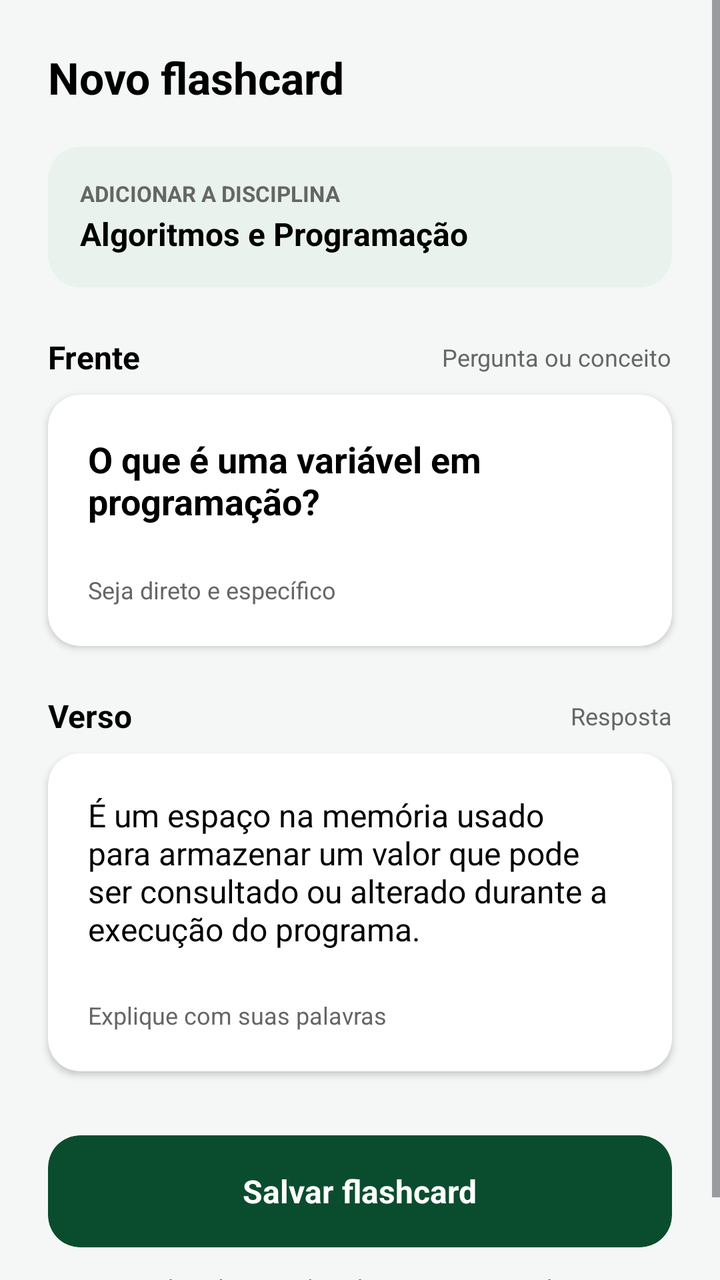
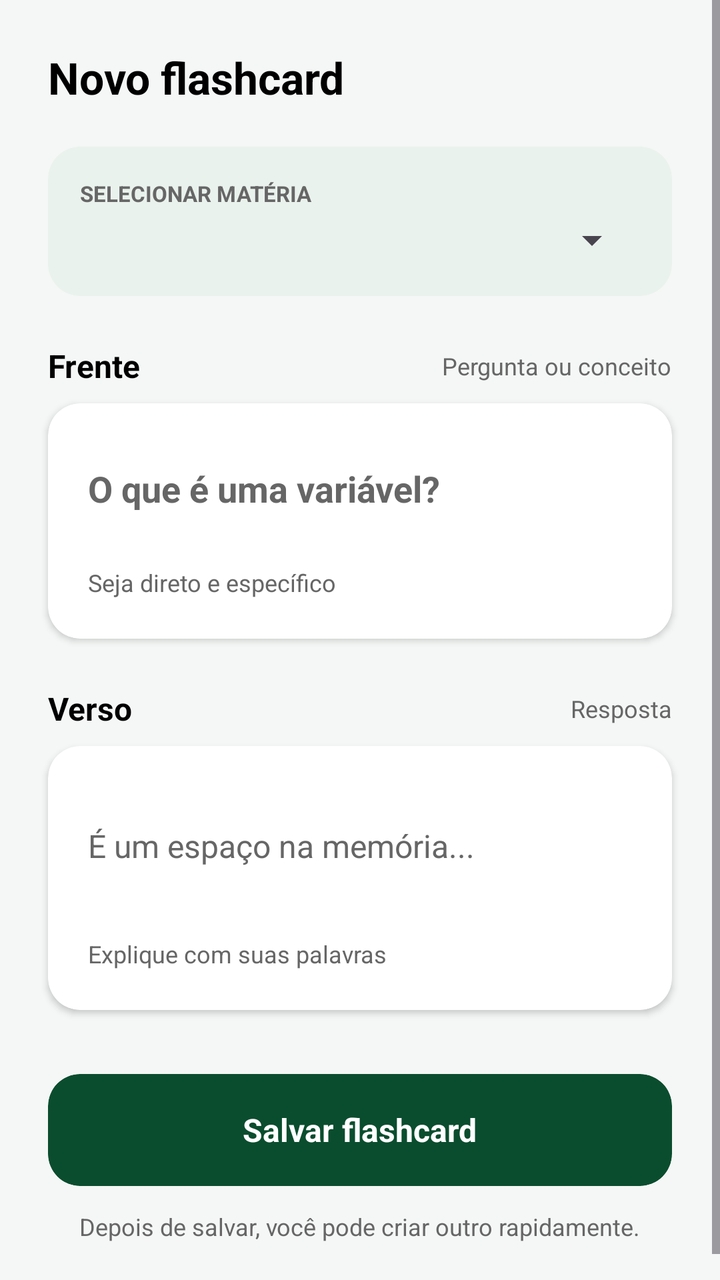

The first picture is an Android layout as it rendered before a commit; the second is the same layout after the commit. The layout source and the unified diff follow.
<!-- AndroidManifest.xml: application theme Theme.IFlashcards -->
<!-- res/layout/activity_criar_flashcard.xml -->
<?xml version="1.0" encoding="utf-8"?>
<androidx.constraintlayout.widget.ConstraintLayout xmlns:android="http://schemas.android.com/apk/res/android"
    xmlns:app="http://schemas.android.com/apk/res-auto"
    xmlns:tools="http://schemas.android.com/tools"
    android:id="@+id/main"
    android:layout_width="match_parent"
    android:layout_height="match_parent"
    android:background="@color/background_light"
    tools:context=".CriarFlashcard">

    <ScrollView
        android:layout_width="0dp"
        android:layout_height="0dp"
        android:fillViewport="true"
        app:layout_constraintBottom_toBottomOf="parent"
        app:layout_constraintEnd_toEndOf="parent"
        app:layout_constraintStart_toStartOf="parent"
        app:layout_constraintTop_toTopOf="parent">

        <androidx.constraintlayout.widget.ConstraintLayout
            android:layout_width="match_parent"
            android:layout_height="wrap_content"
            android:paddingBottom="32dp">

            
            <TextView
                android:id="@+id/txtTituloTela"
                android:layout_width="wrap_content"
                android:layout_height="wrap_content"
                android:layout_marginStart="24dp"
                android:layout_marginTop="24dp"
                android:text="Novo flashcard"
                android:textColor="@color/black"
                android:textSize="22sp"
                android:textStyle="bold"
                app:layout_constraintStart_toStartOf="parent"
                app:layout_constraintTop_toTopOf="parent" />

            
            <androidx.cardview.widget.CardView
                android:id="@+id/cardDisciplina"
                android:layout_width="0dp"
                android:layout_height="wrap_content"
                android:layout_marginStart="24dp"
                android:layout_marginTop="20dp"
                android:layout_marginEnd="24dp"
                app:cardBackgroundColor="@color/action_card_bg"
                app:cardCornerRadius="16dp"
                app:cardElevation="0dp"
                app:layout_constraintEnd_toEndOf="parent"
                app:layout_constraintStart_toStartOf="parent"
                app:layout_constraintTop_toBottomOf="@id/txtTituloTela">

                <androidx.constraintlayout.widget.ConstraintLayout
                    android:layout_width="match_parent"
                    android:layout_height="wrap_content"
                    android:padding="16dp">

                    <LinearLayout
                        android:layout_width="0dp"
                        android:layout_height="wrap_content"
                        android:orientation="vertical"
                        app:layout_constraintBottom_toBottomOf="parent"
                        app:layout_constraintStart_toStartOf="parent"
                        app:layout_constraintTop_toTopOf="parent">

                        <TextView
                            android:layout_width="wrap_content"
                            android:layout_height="wrap_content"
                            android:text="ADICIONAR A DISCIPLINA"
                            android:textColor="@color/text_muted"
                            android:textSize="11sp"
                            android:textStyle="bold" />

                        <TextView
                            android:layout_width="wrap_content"
                            android:layout_height="wrap_content"
                            android:layout_marginTop="2dp"
                            android:text="Algoritmos e Programação"
                            android:textColor="@color/black"
                            android:textSize="16sp"
                            android:textStyle="bold" />
                    </LinearLayout>

                </androidx.constraintlayout.widget.ConstraintLayout>
            </androidx.cardview.widget.CardView>

            
            <TextView
                android:id="@+id/txtLabelFrente"
                android:layout_width="wrap_content"
                android:layout_height="wrap_content"
                android:layout_marginStart="24dp"
                android:layout_marginTop="24dp"
                android:text="Frente"
                android:textColor="@color/black"
                android:textSize="16sp"
                android:textStyle="bold"
                app:layout_constraintStart_toStartOf="parent"
                app:layout_constraintTop_toBottomOf="@id/cardDisciplina" />

            <TextView
                android:layout_width="wrap_content"
                android:layout_height="wrap_content"
                android:layout_marginEnd="24dp"
                android:text="Pergunta ou conceito"
                android:textColor="@color/text_muted"
                android:textSize="12sp"
                app:layout_constraintBottom_toBottomOf="@id/txtLabelFrente"
                app:layout_constraintEnd_toEndOf="parent"
                app:layout_constraintTop_toTopOf="@id/txtLabelFrente" />

            
            <androidx.cardview.widget.CardView
                android:id="@+id/cardFrente"
                android:layout_width="0dp"
                android:layout_height="wrap_content"
                android:layout_marginStart="24dp"
                android:layout_marginTop="8dp"
                android:layout_marginEnd="24dp"
                app:cardBackgroundColor="@color/white"
                app:cardCornerRadius="16dp"
                app:cardElevation="2dp"
                app:layout_constraintEnd_toEndOf="parent"
                app:layout_constraintStart_toStartOf="parent"
                app:layout_constraintTop_toBottomOf="@id/txtLabelFrente">

                <LinearLayout
                    android:layout_width="match_parent"
                    android:layout_height="wrap_content"
                    android:orientation="vertical"
                    android:padding="20dp">

                    <TextView
                        android:layout_width="match_parent"
                        android:layout_height="wrap_content"
                        android:text="O que é uma variável em programação?"
                        android:textColor="@color/black"
                        android:textSize="18sp"
                        android:textStyle="bold" />

                    <TextView
                        android:layout_width="match_parent"
                        android:layout_height="wrap_content"
                        android:layout_marginTop="24dp"
                        android:text="Seja direto e específico"
                        android:textColor="@color/text_muted"
                        android:textSize="12sp" />
                </LinearLayout>
            </androidx.cardview.widget.CardView>

            
            <TextView
                android:id="@+id/txtLabelVerso"
                android:layout_width="wrap_content"
                android:layout_height="wrap_content"
                android:layout_marginStart="24dp"
                android:layout_marginTop="24dp"
                android:text="Verso"
                android:textColor="@color/black"
                android:textSize="16sp"
                android:textStyle="bold"
                app:layout_constraintStart_toStartOf="parent"
                app:layout_constraintTop_toBottomOf="@id/cardFrente" />

            <TextView
                android:layout_width="wrap_content"
                android:layout_height="wrap_content"
                android:layout_marginEnd="24dp"
                android:text="Resposta"
                android:textColor="@color/text_muted"
                android:textSize="12sp"
                app:layout_constraintBottom_toBottomOf="@id/txtLabelVerso"
                app:layout_constraintEnd_toEndOf="parent"
                app:layout_constraintTop_toTopOf="@id/txtLabelVerso" />

            
            <androidx.cardview.widget.CardView
                android:id="@+id/cardVerso"
                android:layout_width="0dp"
                android:layout_height="wrap_content"
                android:layout_marginStart="24dp"
                android:layout_marginTop="8dp"
                android:layout_marginEnd="24dp"
                app:cardBackgroundColor="@color/white"
                app:cardCornerRadius="16dp"
                app:cardElevation="2dp"
                app:layout_constraintEnd_toEndOf="parent"
                app:layout_constraintStart_toStartOf="parent"
                app:layout_constraintTop_toBottomOf="@id/txtLabelVerso">

                <LinearLayout
                    android:layout_width="match_parent"
                    android:layout_height="wrap_content"
                    android:orientation="vertical"
                    android:padding="20dp">

                    <TextView
                        android:layout_width="match_parent"
                        android:layout_height="wrap_content"
                        android:text="É um espaço na memória usado para armazenar um valor que pode ser consultado ou alterado durante a execução do programa."
                        android:textColor="@color/black"
                        android:textSize="16sp" />

                    <TextView
                        android:layout_width="match_parent"
                        android:layout_height="wrap_content"
                        android:layout_marginTop="24dp"
                        android:text="Explique com suas palavras"
                        android:textColor="@color/text_muted"
                        android:textSize="12sp" />
                </LinearLayout>
            </androidx.cardview.widget.CardView>

            
            <androidx.cardview.widget.CardView
                android:id="@+id/cardSalvar"
                android:layout_width="0dp"
                android:layout_height="56dp"
                android:layout_marginStart="24dp"
                android:layout_marginTop="32dp"
                android:layout_marginEnd="24dp"
                app:cardBackgroundColor="@color/primary_green"
                app:cardCornerRadius="16dp"
                app:cardElevation="0dp"
                app:layout_constraintEnd_toEndOf="parent"
                app:layout_constraintStart_toStartOf="parent"
                app:layout_constraintTop_toBottomOf="@id/cardVerso">

                <LinearLayout
                    android:layout_width="match_parent"
                    android:layout_height="match_parent"
                    android:gravity="center"
                    android:orientation="horizontal">

                    <TextView
                        android:layout_width="wrap_content"
                        android:layout_height="wrap_content"
                        android:text="Salvar flashcard"
                        android:textColor="@color/white"
                        android:textSize="16sp"
                        android:textStyle="bold" />
                </LinearLayout>
            </androidx.cardview.widget.CardView>

            
            <TextView
                android:layout_width="wrap_content"
                android:layout_height="wrap_content"
                android:layout_marginTop="12dp"
                android:text="Depois de salvar, você pode criar outro rapidamente."
                android:textColor="@color/text_muted"
                android:textSize="12sp"
                app:layout_constraintEnd_toEndOf="parent"
                app:layout_constraintStart_toStartOf="parent"
                app:layout_constraintTop_toBottomOf="@id/cardSalvar" />

        </androidx.constraintlayout.widget.ConstraintLayout>
    </ScrollView>

</androidx.constraintlayout.widget.ConstraintLayout>
<!-- resources referenced by this layout -->
<resources>
  <color name="action_card_bg">#EAF2ED</color>
  <color name="background_light">#F4F7F5</color>
  <color name="black">#FF000000</color>
  <color name="primary_green">#0A4D2E</color>
  <color name="text_muted">#666666</color>
  <color name="white">#FFFFFFFF</color>
  <style name="Theme.IFlashcards" parent="Base.Theme.IFlashcards" />
  <style name="Base.Theme.IFlashcards" parent="Theme.Material3.DayNight.NoActionBar">
          
          
      </style>
</resources>

<!-- the commit's change to res/layout/activity_criar_flashcard.xml (unified diff, before → after) -->
@@ -51,38 +51,26 @@
                 app:layout_constraintStart_toStartOf="parent"
                 app:layout_constraintTop_toBottomOf="@id/txtTituloTela">
 
-                <androidx.constraintlayout.widget.ConstraintLayout
+                <LinearLayout
                     android:layout_width="match_parent"
                     android:layout_height="wrap_content"
+                    android:orientation="vertical"
                     android:padding="16dp">
 
-                    <LinearLayout
-                        android:layout_width="0dp"
-                        android:layout_height="wrap_content"
-                        android:orientation="vertical"
-                        app:layout_constraintBottom_toBottomOf="parent"
-                        app:layout_constraintStart_toStartOf="parent"
-                        app:layout_constraintTop_toTopOf="parent">
-
-                        <TextView
-                            android:layout_width="wrap_content"
-                            android:layout_height="wrap_content"
-                            android:text="ADICIONAR A DISCIPLINA"
-                            android:textColor="@color/text_muted"
-                            android:textSize="11sp"
-                            android:textStyle="bold" />
-
-                        <TextView
-                            android:layout_width="wrap_content"
-                            android:layout_height="wrap_content"
-                            android:layout_marginTop="2dp"
-                            android:text="Algoritmos e Programação"
-                            android:textColor="@color/black"
-                            android:textSize="16sp"
-                            android:textStyle="bold" />
-                    </LinearLayout>
-
-                </androidx.constraintlayout.widget.ConstraintLayout>
+                    <TextView
+                        android:layout_width="wrap_content"
+                        android:layout_height="wrap_content"
+                        android:text="SELECIONAR MATÉRIA"
+                        android:textColor="@color/text_muted"
+                        android:textSize="11sp"
+                        android:textStyle="bold" />
+
+                    <Spinner
+                        android:id="@+id/spinnerMateria"
+                        android:layout_width="match_parent"
+                        android:layout_height="wrap_content"
+                        android:layout_marginTop="4dp" />
+                </LinearLayout>
             </androidx.cardview.widget.CardView>
 
             
@@ -131,18 +119,23 @@
                     android:orientation="vertical"
                     android:padding="20dp">
 
-                    <TextView
-                        android:layout_width="match_parent"
-                        android:layout_height="wrap_content"
-                        android:text="O que é uma variável em programação?"
+                    <EditText
+                        android:id="@+id/editPerguntaFlashcard"
+                        android:layout_width="match_parent"
+                        android:layout_height="wrap_content"
+                        android:background="@null"
+                        android:hint="O que é uma variável?"
+                        android:inputType="textMultiLine"
+                        android:minLines="2"
                         android:textColor="@color/black"
+                        android:textColorHint="@color/text_muted"
                         android:textSize="18sp"
                         android:textStyle="bold" />
 
                     <TextView
                         android:layout_width="match_parent"
                         android:layout_height="wrap_content"
-                        android:layout_marginTop="24dp"
+                        android:layout_marginTop="16dp"
                         android:text="Seja direto e específico"
                         android:textColor="@color/text_muted"
                         android:textSize="12sp" />
@@ -195,17 +188,22 @@
                     android:orientation="vertical"
                     android:padding="20dp">
 
-                    <TextView
-                        android:layout_width="match_parent"
-                        android:layout_height="wrap_content"
-                        android:text="É um espaço na memória usado para armazenar um valor que pode ser consultado ou alterado durante a execução do programa."
+                    <EditText
+                        android:id="@+id/editRespostaFlashcard"
+                        android:layout_width="match_parent"
+                        android:layout_height="wrap_content"
+                        android:background="@null"
+                        android:hint="É um espaço na memória..."
+                        android:inputType="textMultiLine"
+                        android:minLines="3"
                         android:textColor="@color/black"
+                        android:textColorHint="@color/text_muted"
                         android:textSize="16sp" />
 
                     <TextView
                         android:layout_width="match_parent"
                         android:layout_height="wrap_content"
-                        android:layout_marginTop="24dp"
+                        android:layout_marginTop="16dp"
                         android:text="Explique com suas palavras"
                         android:textColor="@color/text_muted"
                         android:textSize="12sp" />
